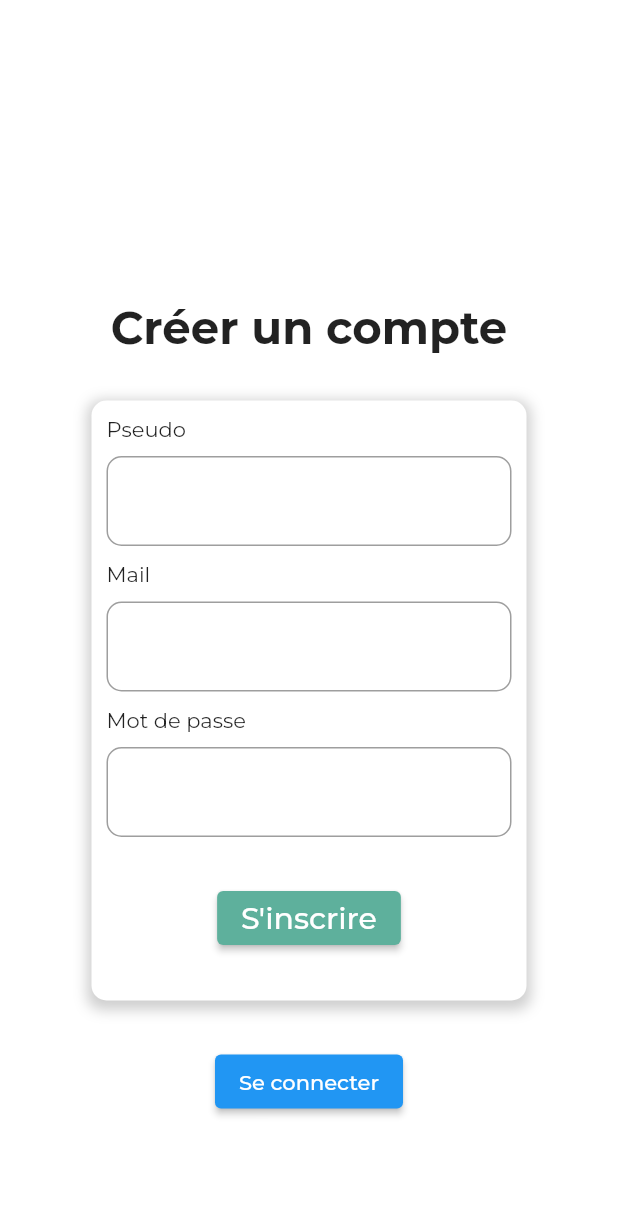
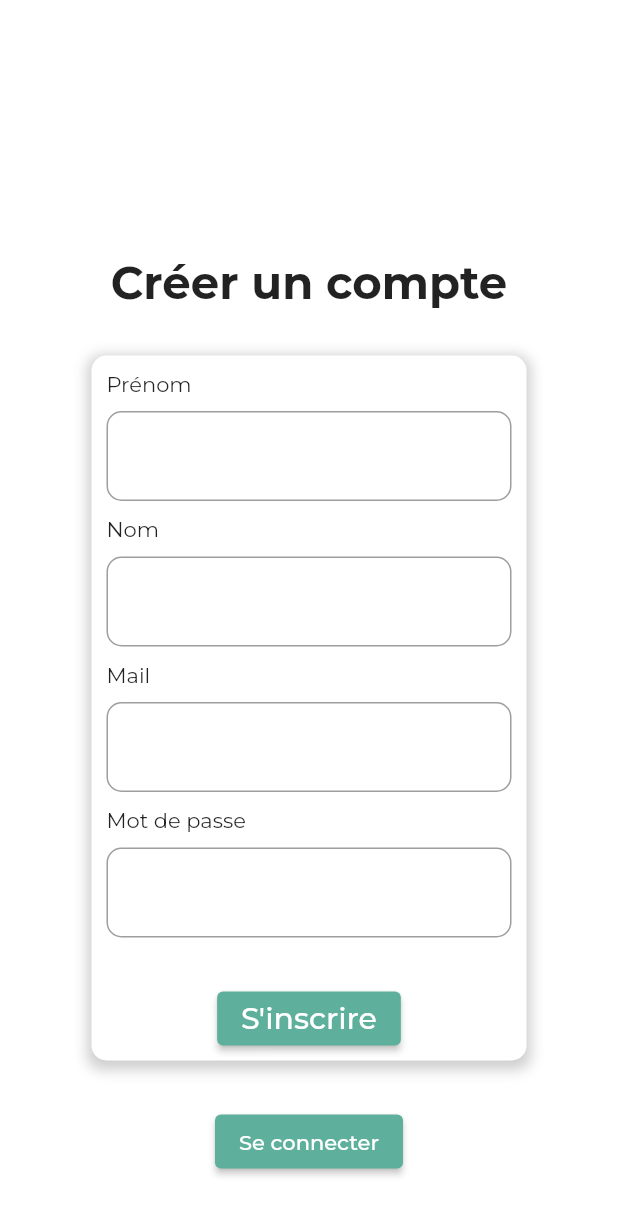
Before and after one commit to EXTIARBONE/extiarbone_flutter, a Flutter app: the screen it shows after launch, after a tap on "Se connecter", after a tap on "S'inscrire", on a phone screen of 412 x 824 dp. Shown: the top 1215 px of the screen. Run offline on Flutter 3.47's test engine with Material 2 defaults, Android fonts, the phone set to English and light mode, and no system bars; our stand-ins replace google_fonts, shared_preferences; network calls fail; project files that could hold a hidden picture were left out.

Commit message:
create account

```diff
--- a/lib/pages/login.dart
+++ b/lib/pages/login.dart
@@ -137,14 +137,21 @@ class _LoginPageState extends State<LoginPage> {
                 ),
                 SizedBox(height: 30),
                 ElevatedButton(
-                  onPressed: () {
-                    Navigator.push(
+                          style: ElevatedButton.styleFrom(
+                            minimumSize: Size.fromHeight(40),
+                            backgroundColor: Color(0xFF5EB09C),
+                          ),
+                          onPressed: () {
+                            Navigator.push(
                       context,
                       MaterialPageRoute(builder: (context) => SignUp()),
                     );
-                  },
-                  child: Text("S'inscrire"),
-                ),
+                          },
+                          child: Text(
+                            "S'inscrire",
+                            style: GoogleFonts.montserrat(fontSize: 20),
+                          ),
+                        ),
               ],
             ),
           ),
--- a/lib/pages/sign_up.dart
+++ b/lib/pages/sign_up.dart
@@ -4,6 +4,8 @@ import 'package:flutter/src/widgets/placeholder.dart';
 import 'package:flutter_extiarbonne/pages/home.dart';
 import 'package:flutter_extiarbonne/pages/login.dart';
 import 'package:google_fonts/google_fonts.dart';
+import 'package:flutter_extiarbonne/Services/api_services.dart';
+
 
 class SignUp extends StatefulWidget {
   const SignUp({super.key});
@@ -14,6 +16,12 @@ class SignUp extends StatefulWidget {
 
 class _SignUpState extends State<SignUp> {
   @override
+  String _name = '';
+  String _surname = '';
+  String _mail = '';
+  String _password = '';
+
+
   Widget build(BuildContext context) {
     return Scaffold(
       body: Container(
@@ -21,7 +29,7 @@ class _SignUpState extends State<SignUp> {
         child: Center(
           child: Column(
             children: [
-              SizedBox(height: 200),
+              SizedBox(height: 170),
               Text(
                 "Créer un compte",
                 style: GoogleFonts.montserrat(
@@ -44,14 +52,14 @@ class _SignUpState extends State<SignUp> {
                   ],
                 ),
                 width: 290,
-                height: 400,
+                height: 470,
                 child: Column(
                   children: [
                     SizedBox(height: 10),
                     Row(
                       children: const [
                         SizedBox(width: 10),
-                        Text("Pseudo"),
+                        Text("Prénom"),
                         SizedBox(),
                       ],
                     ),
@@ -59,6 +67,42 @@ class _SignUpState extends State<SignUp> {
                     Padding(
                       padding: const EdgeInsets.fromLTRB(10, 0, 10, 0),
                       child: TextField(
+                        onChanged: (
+                          (String name){
+                            _name = name;
+                            print(_name);
+                          }
+                        ),
+                        decoration: InputDecoration(
+                          border: OutlineInputBorder(
+                            borderRadius: BorderRadius.circular(10.0),
+                          ),
+                        ),
+                        textAlignVertical: TextAlignVertical.center,
+                        style: GoogleFonts.montserrat(
+                          fontSize: 16,
+                        ),
+                      ),
+                    ),
+
+                    SizedBox(height: 10),
+                    Row(
+                      children: const [
+                        SizedBox(width: 10),
+                        Text("Nom"),
+                        SizedBox(),
+                      ],
+                    ),
+                    SizedBox(height: 10),
+                    Padding(
+                      padding: const EdgeInsets.fromLTRB(10, 0, 10, 0),
+                      child: TextField(
+                         onChanged: (
+                          (String surname){
+                            _surname = surname;
+                            print(_surname);
+                          }
+                        ),
                         decoration: InputDecoration(
                           border: OutlineInputBorder(
                             borderRadius: BorderRadius.circular(10.0),
@@ -82,6 +126,12 @@ class _SignUpState extends State<SignUp> {
                     Padding(
                       padding: const EdgeInsets.fromLTRB(10, 0, 10, 0),
                       child: TextField(
+                         onChanged: (
+                          (String mail){
+                            _mail = mail;
+                            print(_mail);
+                          }
+                        ),
                         decoration: InputDecoration(
                           border: OutlineInputBorder(
                             borderRadius: BorderRadius.circular(10.0),
@@ -101,10 +151,17 @@ class _SignUpState extends State<SignUp> {
                         SizedBox(),
                       ],
                     ),
+
                     SizedBox(height: 10),
                     Padding(
                       padding: const EdgeInsets.fromLTRB(10, 0, 10, 0),
                       child: TextField(
+                         onChanged: (
+                          (String password){
+                            _password = password;
+                            print(_password);
+                          }
+                        ),
                         decoration: InputDecoration(
                           border: OutlineInputBorder(
                             borderRadius: BorderRadius.circular(10.0),
@@ -119,10 +176,8 @@ class _SignUpState extends State<SignUp> {
                     SizedBox(height: 30),
                     ElevatedButton(
                       onPressed: () {
-                        Navigator.push(
-                          context,
-                          MaterialPageRoute(builder: (context) => Home()),
-                        );
+                          print("ok"+_name +_surname);
+                          signup(_name, _surname, _mail, _password);
                       },
                       style: ButtonStyle(
                         backgroundColor: MaterialStateProperty.all<Color>(
@@ -141,14 +196,20 @@ class _SignUpState extends State<SignUp> {
               ),
               SizedBox(height: 30),
               ElevatedButton(
+                style: ButtonStyle(
+                        backgroundColor: MaterialStateProperty.all<Color>(
+                          const Color(0xFF5EB09C),
+                        ),
+                      ),
                 onPressed: () {
                   /* if (_formKey.currentState!.validate()) {
                     _formKey.currentState!.save();
                   } */
                   Navigator.push(
-                    context,
-                    MaterialPageRoute(builder: (context) => LoginPage()),
-                  );
+                      context,
+                      MaterialPageRoute(builder: (context) => LoginPage()),
+                    );
+
                 },
                 child: Text("Se connecter"),
               ),
@@ -159,3 +220,9 @@ class _SignUpState extends State<SignUp> {
     );
   }
 }
+
+
+void signup(String name, String surname, String mail, String password) async {
+    await ApiServices.signUp(name, surname, mail, password);
+    print("compte cree");
+  }
```
Also changed, not shown: lib/Services/api_services.dart (+16 -0 lines), 1 other file.
